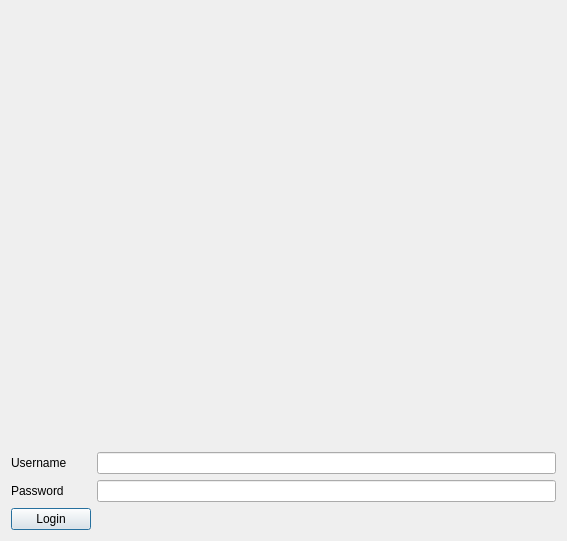
SammySamer/Distributed-System-Image-Sharing-Platform, file GUIFiles/login.ui: the form before one commit.
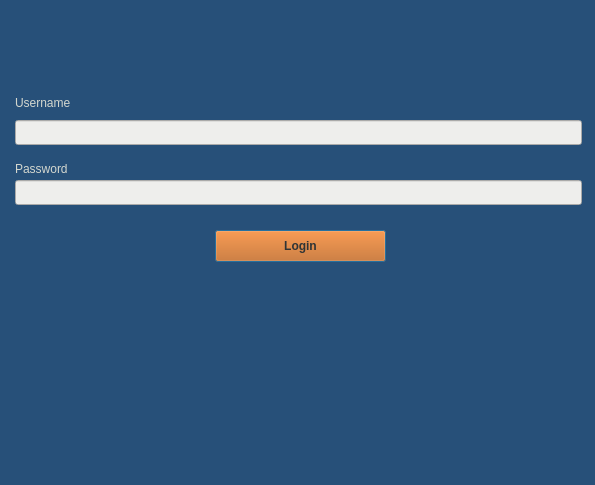
The form after the commit.

The edit to the form file:
```diff
--- a/GUIFiles/login.ui
+++ b/GUIFiles/login.ui
@@ -6,73 +6,107 @@
    <rect>
     <x>0</x>
     <y>0</y>
-    <width>567</width>
-    <height>541</height>
+    <width>595</width>
+    <height>485</height>
    </rect>
   </property>
   <property name="windowTitle">
    <string>Login</string>
   </property>
-  <layout class="QVBoxLayout" name="verticalLayout">
-   <item>
-    <layout class="QVBoxLayout" name="verticalLayout_2">
-     <item>
-      <layout class="QFormLayout" name="formLayout">
-       <item row="0" column="1">
-        <spacer name="verticalSpacer">
-         <property name="orientation">
-          <enum>Qt::Vertical</enum>
-         </property>
-         <property name="sizeHint" stdset="0">
-          <size>
-           <width>20</width>
-           <height>40</height>
-          </size>
-         </property>
-        </spacer>
-       </item>
-       <item row="10" column="0">
+  <property name="styleSheet">
+   <string notr="true">background-color: rgb(39, 80, 121);</string>
+  </property>
+  <widget class="QLabel" name="label">
+   <property name="geometry">
+    <rect>
+     <x>15</x>
+     <y>94</y>
+     <width>567</width>
+     <height>17</height>
+    </rect>
+   </property>
+   <property name="styleSheet">
+    <string notr="true">background-color: rgb(39, 80, 121);
+color: rgb(211, 215, 207);</string>
+   </property>
+   <property name="text">
+    <string>Username</string>
+   </property>
+  </widget>
         <widget class="QLabel" name="label_2">
+   <property name="geometry">
+    <rect>
+     <x>15</x>
+     <y>160</y>
+     <width>567</width>
+     <height>17</height>
+    </rect>
+   </property>
+   <property name="styleSheet">
+    <string notr="true">background-color: rgb(39, 80, 121);
+color: rgb(211, 215, 207);</string>
+   </property>
          <property name="text">
           <string>Password</string>
          </property>
         </widget>
-       </item>
-       <item row="10" column="1">
+  <widget class="QLineEdit" name="user">
+   <property name="geometry">
+    <rect>
+     <x>15</x>
+     <y>120</y>
+     <width>567</width>
+     <height>25</height>
+    </rect>
+   </property>
+   <property name="styleSheet">
+    <string notr="true">background-color: rgb(238, 238, 236);
+color: rgb(46, 52, 54);</string>
+   </property>
+  </widget>
         <widget class="QLineEdit" name="pass">
+   <property name="geometry">
+    <rect>
+     <x>15</x>
+     <y>180</y>
+     <width>567</width>
+     <height>25</height>
+    </rect>
+   </property>
+   <property name="styleSheet">
+    <string notr="true">background-color: rgb(238, 238, 236);
+color: rgb(46, 52, 54);</string>
+   </property>
          <property name="echoMode">
           <enum>QLineEdit::Password</enum>
          </property>
         </widget>
-       </item>
-       <item row="8" column="0">
-        <widget class="QLabel" name="label">
-         <property name="text">
-          <string>Username</string>
-         </property>
-        </widget>
-       </item>
-       <item row="8" column="1">
-        <widget class="QLineEdit" name="user"/>
-       </item>
-       <item row="13" column="0">
         <widget class="QPushButton" name="loginButton">
-         <property name="sizePolicy">
-          <sizepolicy hsizetype="Fixed" vsizetype="Fixed">
-           <horstretch>0</horstretch>
-           <verstretch>0</verstretch>
-          </sizepolicy>
+   <property name="geometry">
+    <rect>
+     <x>215</x>
+     <y>230</y>
+     <width>171</width>
+     <height>32</height>
+    </rect>
+   </property>
+   <property name="font">
+    <font>
+     <weight>75</weight>
+     <bold>true</bold>
+    </font>
+   </property>
+   <property name="cursor">
+    <cursorShape>PointingHandCursor</cursorShape>
+   </property>
+   <property name="styleSheet">
+    <string notr="true">background-color: rgb(206, 92, 0);
+color: rgb(46, 52, 54);</string>
          </property>
          <property name="text">
           <string>Login</string>
          </property>
         </widget>
-       </item>
-      </layout>
-     </item>
-    </layout>
-   </item>
-  </layout>
  </widget>
  <resources/>
  <connections/>
```
Lines whose indentation alone changed are shown as unchanged.
